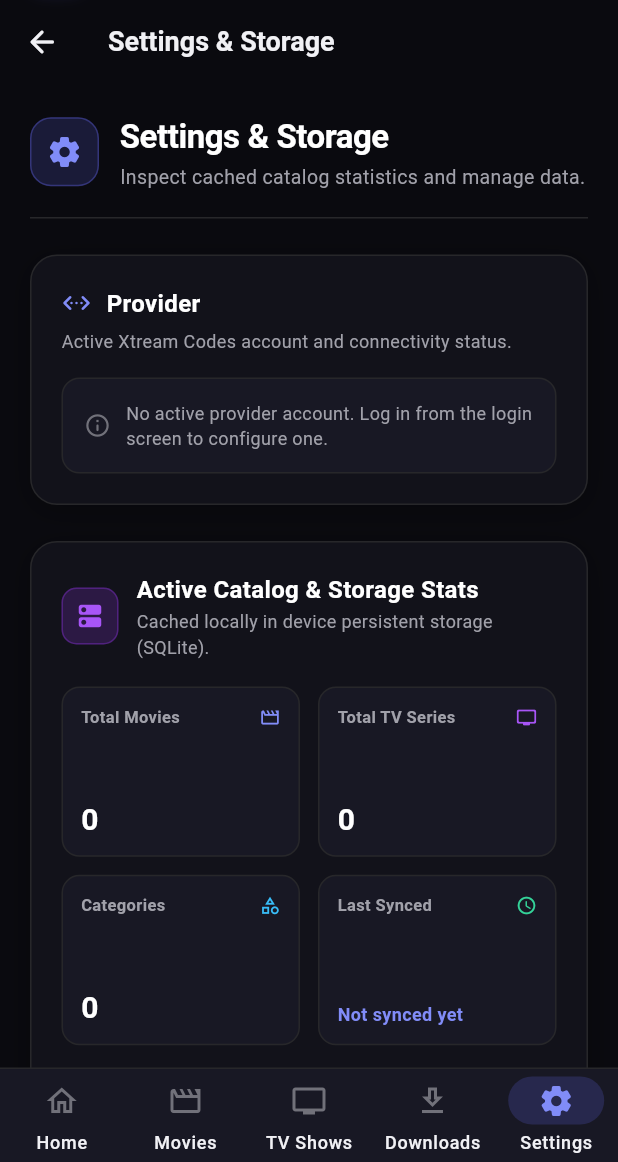
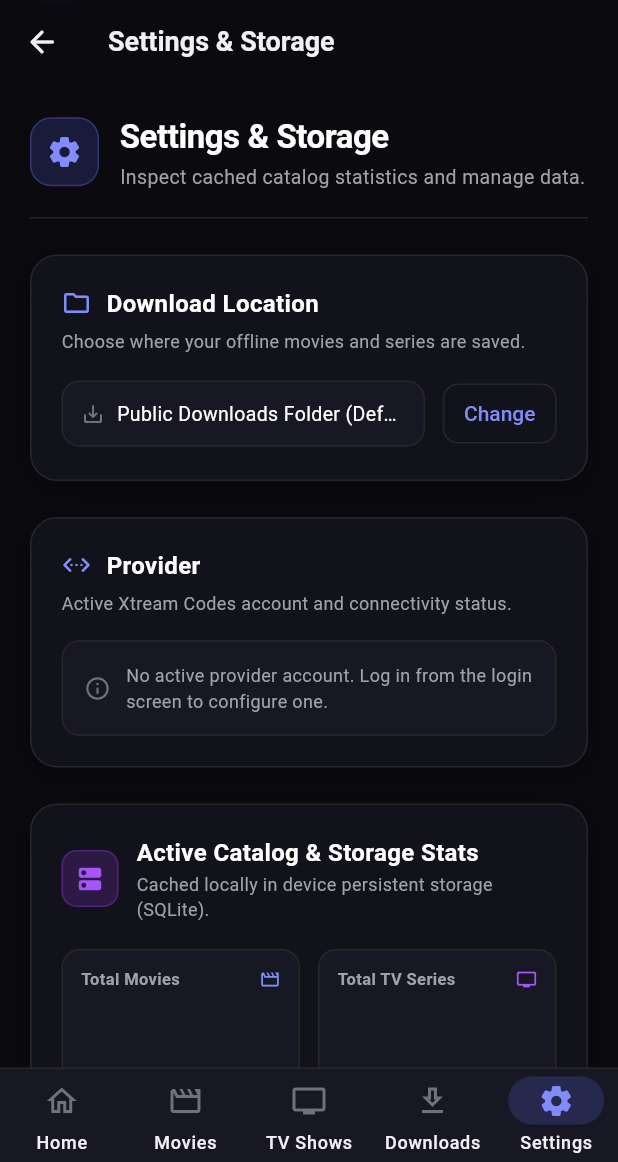
Before and after one commit to rmaynar/vod-downloader-app, a Flutter app: the SettingsScreen screen opened by its route, on a phone screen of 412 x 824 dp, the part 74-1236 px from its top. Run offline on Flutter 3.47's test engine with Material 3 defaults, Android fonts, the phone set to English and light mode, and no system bars; our stand-ins replace cached_network_image, dio, flutter_riverpod, go_router, shared_preferences, sqflite; missing offline and left inert: background_downloader; accounts and stored records are empty.

Commit message:
feat(settings): add download location card

```diff
--- a/lib/features/settings/presentation/settings_screen.dart
+++ b/lib/features/settings/presentation/settings_screen.dart
@@ -241,6 +241,10 @@ class _SettingsScreenState extends ConsumerState<SettingsScreen>
                   _buildPageHeader(),
                   const SizedBox(height: 24),
 
+                  // Download Location Card
+                  _buildDownloadLocationCard(),
+                  const SizedBox(height: 24),
+
                   // Provider Card
                   _buildProviderCard(currentAccount),
                   const SizedBox(height: 24),
@@ -315,6 +319,103 @@ class _SettingsScreenState extends ConsumerState<SettingsScreen>
                 ),
               ],
             ),
+          ),
+        ],
+      ),
+    );
+  }
+
+  Widget _buildDownloadLocationCard() {
+    return Container(
+      decoration: BoxDecoration(
+        color: AppColors.cardBackground,
+        borderRadius: BorderRadius.circular(18),
+        border: Border.all(color: AppColors.border),
+        boxShadow: [
+          BoxShadow(
+            color: Colors.black.withValues(alpha: 0.25),
+            blurRadius: 16,
+            offset: const Offset(0, 4),
+          ),
+        ],
+      ),
+      padding: const EdgeInsets.all(20),
+      child: Column(
+        crossAxisAlignment: CrossAxisAlignment.stretch,
+        children: [
+          const Row(
+            children: [
+              Icon(
+                Icons.folder_outlined,
+                size: 20,
+                color: AppColors.indigoLight,
+              ),
+              SizedBox(width: 10),
+              Text(
+                'Download Location',
+                style: TextStyle(
+                  color: Colors.white,
+                  fontSize: 16,
+                  fontWeight: FontWeight.bold,
+                ),
+              ),
+            ],
+          ),
+          const SizedBox(height: 6),
+          const Text(
+            'Choose where your offline movies and series are saved.',
+            style: TextStyle(
+              color: AppColors.textSecondary,
+              fontSize: 12,
+            ),
+          ),
+          const SizedBox(height: 16),
+          Row(
+            children: [
+              Expanded(
+                child: Container(
+                  padding: const EdgeInsets.all(12),
+                  decoration: BoxDecoration(
+                    color: AppColors.surface,
+                    borderRadius: BorderRadius.circular(12),
+                    border: Border.all(color: AppColors.border),
+                  ),
+                  child: const Row(
+                    children: [
+                      Icon(Icons.save_alt_rounded, size: 16, color: AppColors.textMuted),
+                      SizedBox(width: 8),
+                      Expanded(
+                        child: Text(
+                          'Public Downloads Folder (Default)',
+                          style: TextStyle(
+                            color: Colors.white,
+                            fontSize: 13,
+                          ),
+                          overflow: TextOverflow.ellipsis,
+                        ),
+                      ),
+                    ],
+                  ),
+                ),
+              ),
+              const SizedBox(width: 12),
+              OutlinedButton(
+                onPressed: () {
+                  ScaffoldMessenger.of(context).showSnackBar(
+                    const SnackBar(
+                      content: Text('Custom locations coming soon!'),
+                      behavior: SnackBarBehavior.floating,
+                    ),
+                  );
+                },
+                style: OutlinedButton.styleFrom(
+                  foregroundColor: AppColors.indigoLight,
+                  side: const BorderSide(color: AppColors.border),
+                  padding: const EdgeInsets.symmetric(horizontal: 14, vertical: 12),
+                ),
+                child: const Text('Change'),
+              ),
+            ],
           ),
         ],
       ),
```
